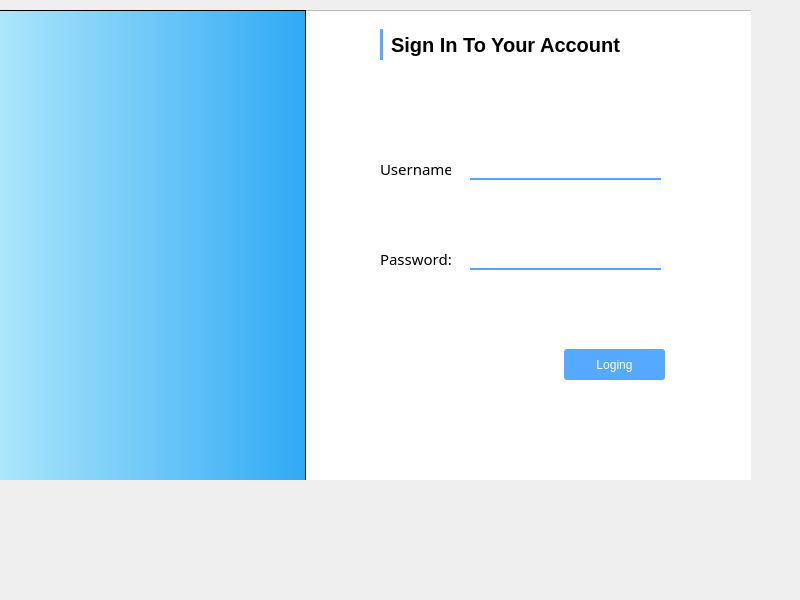
The window that form.ui (NganeEmmanuel/TransMap) describes before a commit, drawn with Qt 5.
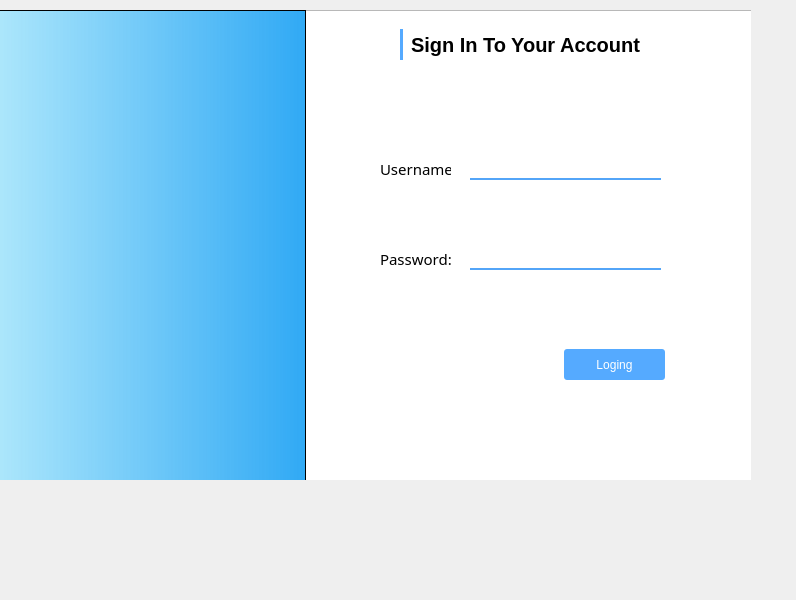
The same window after the commit.

```diff
--- a/form.ui
+++ b/form.ui
@@ -7,7 +7,7 @@
    <rect>
     <x>0</x>
     <y>0</y>
-    <width>800</width>
+    <width>796</width>
     <height>600</height>
    </rect>
   </property>
@@ -164,9 +164,9 @@
       <widget class="QLabel" name="label_3">
        <property name="geometry">
         <rect>
-         <x>380</x>
+         <x>400</x>
          <y>20</y>
-         <width>281</width>
+         <width>251</width>
          <height>31</height>
         </rect>
        </property>
```
Left out of the diff: 23 changed lines with no effect on the pictures.
